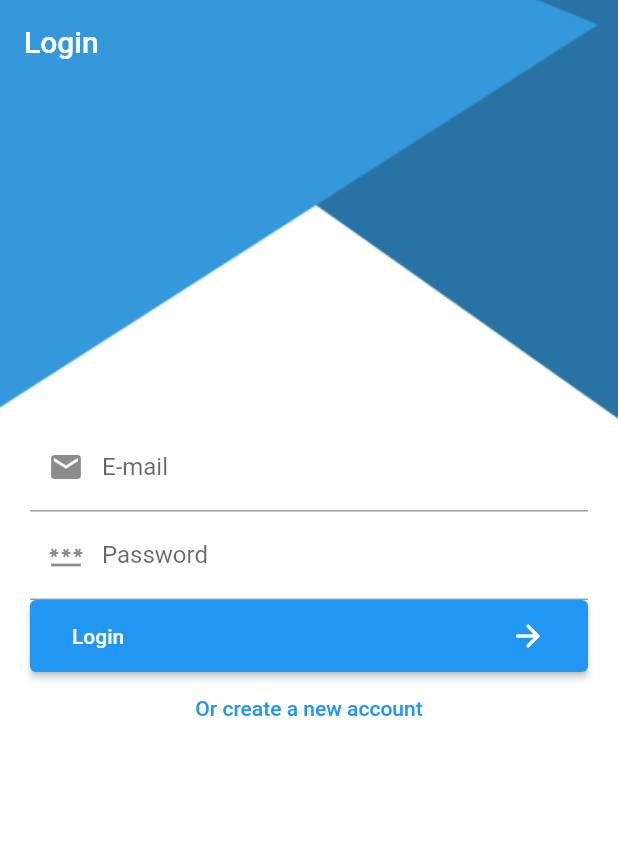
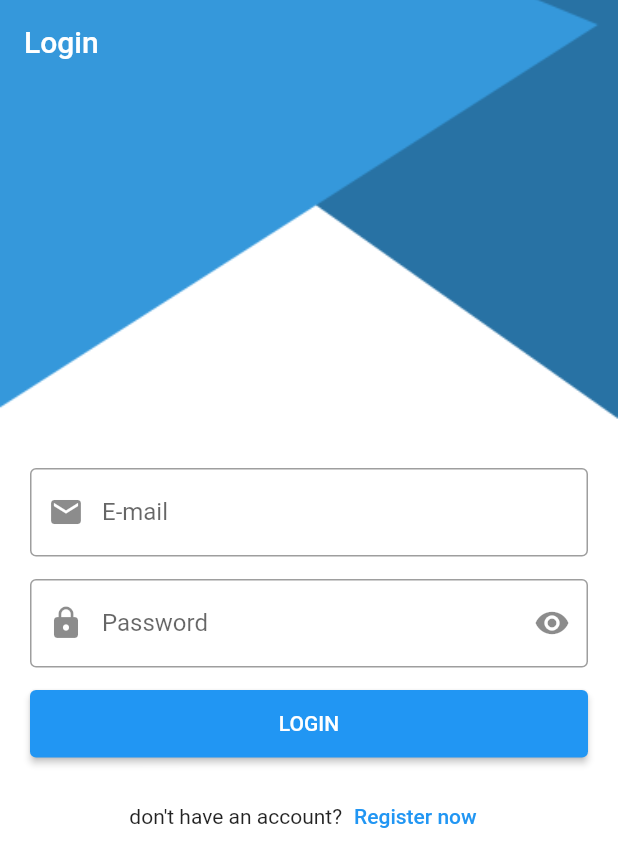
Before and after one commit to mustafasa3eed/chat, a Flutter app: the screen it shows after launch, on a phone screen of 412 x 824 dp. Shown: the top 867 px of the screen. Run offline on Flutter 3.47's test engine with Material 2 defaults, Android fonts, the phone set to English and light mode, and no system bars; our stand-ins replace cloud_firestore, firebase_auth, firebase_core, fluttertoast; accounts and stored records are empty.

```diff
--- a/lib/data/room.dart
+++ b/lib/data/room.dart
@@ -54,8 +54,15 @@ class RoomWidget extends StatelessWidget {
       ),
       child: Column(
         children: [
-          Image.asset(Category.byId(room.categoryId).image),
-          Text(room.name)
+          Image.asset('assets/images/music.png',height: 100,width: 100,),
+          Padding(
+            padding: const EdgeInsets.symmetric(vertical: 8.0),
+            child: Text(room.name,
+            style: TextStyle(
+              fontSize: 18.0,
+              fontWeight: FontWeight.bold
+            ),),
+          )
         ],
       ),
     );
--- a/lib/main.dart
+++ b/lib/main.dart
@@ -34,7 +34,7 @@ class MyApp extends StatelessWidget {
         HomeScreen.routeName: (buildContext) => const HomeScreen(),
       },
       initialRoute:
-          provider.isLoggedIn()? HomeScreen.routeName : LoginScreen.routeName,
+          LoginScreen.routeName,
     );
   }
 }
--- a/lib/screens/login_screen.dart
+++ b/lib/screens/login_screen.dart
@@ -36,20 +36,21 @@ class _LoginScreenState extends State<LoginScreen> {
         appBar: AppBar(
           title: const Text('Login'),
         ),
-        body: SingleChildScrollView(
+        body: Center(
+          child: SingleChildScrollView(
             child: Padding(
               padding: const EdgeInsets.all(20.0),
               child: Form(
                   key: formKey,
                   child: Column(
-                  mainAxisAlignment: MainAxisAlignment.center,
+                    crossAxisAlignment: CrossAxisAlignment.center,
                     children: [
-                    SizedBox(
-                      height: MediaQuery.of(context).size.height * 0.25,
-                    ),
                       TextFormField(
+                        keyboardType: TextInputType.emailAddress,
                         decoration: const InputDecoration(
-                          prefixIcon: Icon(Icons.mail), labelText: 'E-mail'),
+                            border: OutlineInputBorder(),
+                            prefixIcon: Icon(Icons.mail),
+                            labelText: 'E-mail'),
                         onChanged: (text) {
                           email = text;
                         },
@@ -62,10 +63,15 @@ class _LoginScreenState extends State<LoginScreen> {
                           }
                         },
                       ),
+                      SizedBox(
+                        height: 15,
+                      ),
                       TextFormField(
                         obscureText: true,
                         decoration: const InputDecoration(
-                          prefixIcon: Icon(Icons.password),
+                            border: OutlineInputBorder(),
+                            prefixIcon: Icon(Icons.lock),
+                            suffixIcon: Icon(Icons.remove_red_eye),
                             labelText: 'Password'),
                         onChanged: (text) {
                           password = text;
@@ -79,35 +85,38 @@ class _LoginScreenState extends State<LoginScreen> {
                           }
                         },
                       ),
-                    ElevatedButton(
+                      SizedBox(
+                        height: 15,
+                      ),
+                      Container(
+                        width: double.infinity,
+                          height: 45,
+                        child: ElevatedButton(
                             onPressed: () {
                               if (formKey.currentState?.validate() == true) {
-                            setState(() {
                                 login();
-
-                            });
                               }
                             },
-                        child: Container(
-                          padding: const EdgeInsets.all(12.0),
-                          child: Row(
-                            mainAxisAlignment: MainAxisAlignment.spaceBetween,
-                            children: const [
-                              Text('Login'),
-                              Icon(
-                                Icons.arrow_forward_rounded,
+                            child: Text('LOGIN')),
                       ),
-                            ],
+                      SizedBox(
+                        height: 15,
                       ),
-                        )),
+                      Row(
+                        mainAxisAlignment: MainAxisAlignment.center,
+                        children: [
+                          Text("don't have an account?"),
                           TextButton(
                               onPressed: () {
                                 Navigator.pushNamed(
                                     context, RegisterScreen.routeName);
                               },
-                        child: const Text('Or create a new account'))
+                              child: const Text('Register now')),
+                        ],
+                      )
                     ],
                   )),
+            ),
           ),
         ),
       ),
```
Lines whose indentation alone changed are shown as unchanged.
